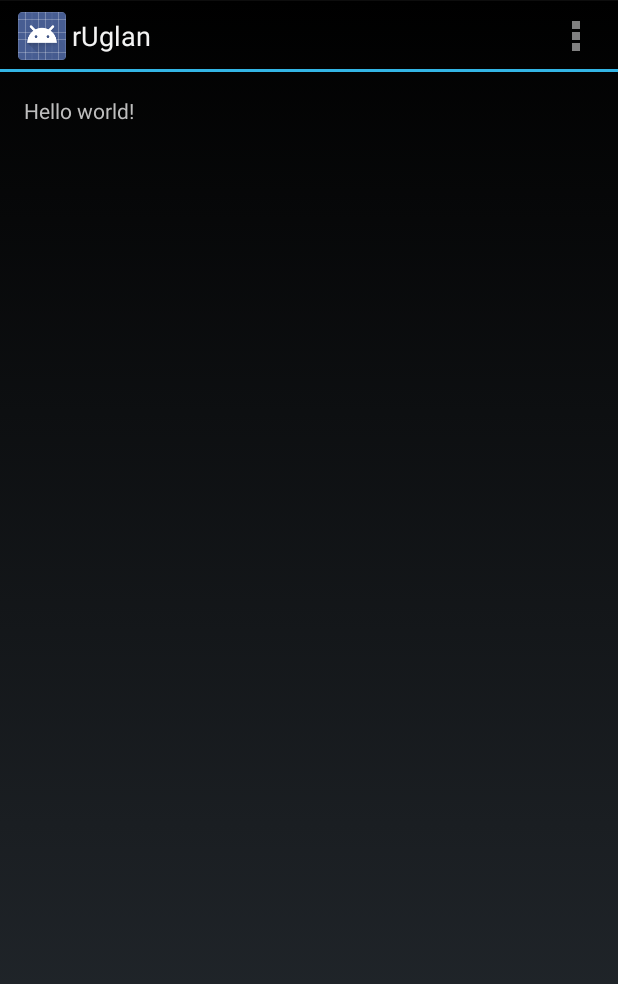
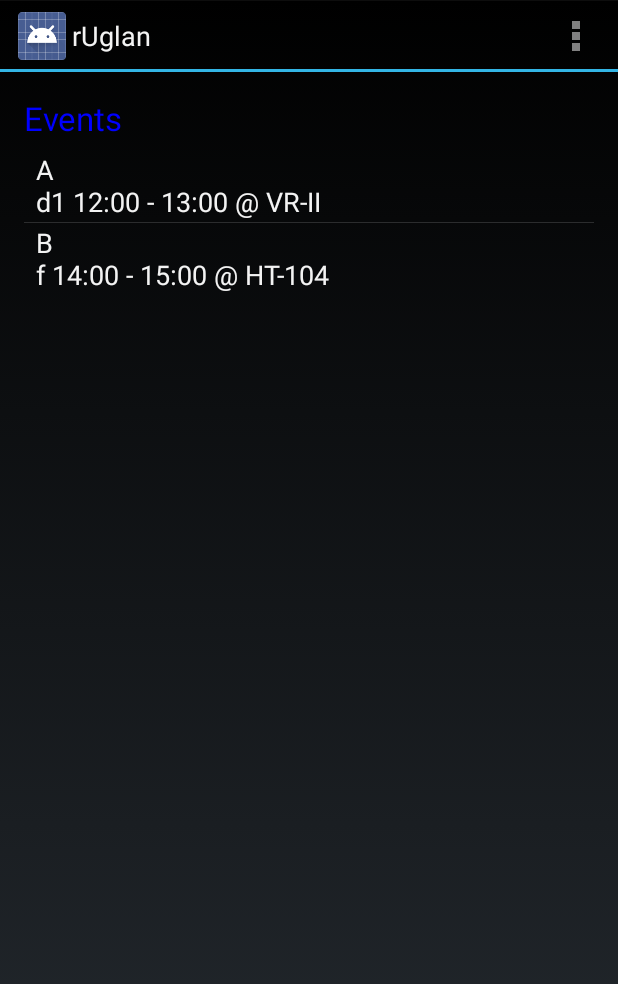
Before and after one commit to Tritlo/rUglan, an Android app: the screen it shows after launch (HomeActivity), on a phone screen of 412 x 824 dp. Shown: the top 984 px of the screen. Run offline under Robolectric (Android 15) with nearby library versions, the phone set to English and light mode, and no system bars.

Commit message:
Implemented a basic list view for predefined events
After Dabbi has been implemented, the predefined events will be replaced by events returned from Dabbi.

```diff
--- a/rUglanProject/rUglan/src/main/java/is/mpg/ruglan/CalEvent.java
+++ b/rUglanProject/rUglan/src/main/java/is/mpg/ruglan/CalEvent.java
@@ -120,7 +120,7 @@ public class CalEvent {
 
     /**
      * @use s = e.toString();
-     * @pre Nothing;
+     * @pre Nothing
      * @post s is a string that represents this event
      *
      * @return A string representation of the event.
@@ -129,4 +129,19 @@ public class CalEvent {
         return this.getName() + " " + this.getDescription() + " "
             + this.getLocation() + " " + this.getStart() + " " + this.getEnd();
     }
+
+    /**
+     * @use s = e.getDurationString();
+     * @pre e is an instance of CalEvent
+     * @post s is a string on the form "HH:MM - HH:MM" describing the duration of the event.
+     *
+     * @return A string on the form "HH:MM - HH:MM" describing the duration of the event.
+     */
+    public String getDurationString(){
+        return
+                this.getStart().getHours() + ":"
+                + String.format("%02d", this.getStart().getMinutes())
+                + " - " + this.getEnd().getHours() + ":"
+                + String.format("%02d", this.getEnd().getMinutes());
+    }
 }
--- a/rUglanProject/rUglan/src/main/java/is/mpg/ruglan/HomeActivity.java
+++ b/rUglanProject/rUglan/src/main/java/is/mpg/ruglan/HomeActivity.java
@@ -3,6 +3,12 @@ package is.mpg.ruglan;
 import android.os.Bundle;
 import android.app.Activity;
 import android.view.Menu;
+import android.widget.ArrayAdapter;
+import android.widget.ListView;
+
+import java.util.Date;
+
+import is.mpg.ruglan.CalEvent;
 
 public class HomeActivity extends Activity {
 
@@ -10,6 +16,30 @@ public class HomeActivity extends Activity {
     protected void onCreate(Bundle savedInstanceState) {
         super.onCreate(savedInstanceState);
         setContentView(R.layout.activity_home);
+
+        ListView eventsListView = (ListView) findViewById(R.id.events_list);
+
+        Date d1 = new Date(113, 9, 15, 12, 0);
+        Date d2 = new Date(113, 9, 15, 13, 0);
+        Date d3 = new Date(113, 9, 15, 14, 0);
+        Date d4 = new Date(113, 9, 15, 15, 0);
+        CalEvent[] events = new CalEvent[] {
+                new CalEvent("A", "d1", "VR-II", d1, d2),
+                new CalEvent("B", "f", "HT-104", d3, d4)
+        };
+
+        String[] eventStrings = new String[events.length];
+        for (int i=0; i<eventStrings.length; i++) {
+            CalEvent e = events[i];
+            eventStrings[i] = e.getName() + "\n" + e.getDescription() + " "
+                    + e.getDurationString() + " @ " +e.getLocation();
+        }
+
+        ArrayAdapter<String> adapter = new ArrayAdapter<String>(this,
+                android.R.layout.simple_list_item_1, android.R.id.text1, eventStrings);
+
+        eventsListView.setAdapter(adapter);
+
     }
 
 
--- a/rUglanProject/rUglan/src/main/res/layout/activity_home.xml
+++ b/rUglanProject/rUglan/src/main/res/layout/activity_home.xml
@@ -11,6 +11,19 @@
     <TextView
         android:layout_width="wrap_content"
         android:layout_height="wrap_content"
-        android:text="@string/hello_world" />
+        android:textAppearance="?android:attr/textAppearanceLarge"
+        android:text="@string/events"
+        android:id="@+id/events_header"
+        android:layout_alignParentTop="true"
+        android:layout_alignLeft="@+id/events_list"
+        android:textColor="#0000FF" />
+
+    <ListView
+        android:layout_width="wrap_content"
+        android:layout_height="wrap_content"
+        android:id="@+id/events_list"
+        android:layout_alignParentTop="true"
+        android:layout_alignParentLeft="true"
+        android:layout_marginTop="36dp" />
 
 </RelativeLayout>
--- a/rUglanProject/rUglan/src/main/res/values/strings.xml
+++ b/rUglanProject/rUglan/src/main/res/values/strings.xml
@@ -3,6 +3,6 @@
 
     <string name="app_name">rUglan</string>
     <string name="action_settings">Settings</string>
-    <string name="hello_world">Hello world!</string>
+    <string name="events">Events</string>
 
 </resources>
```
